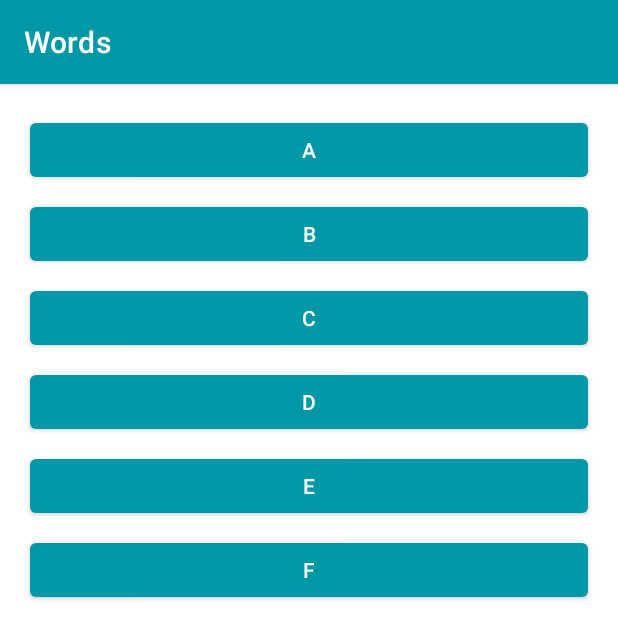
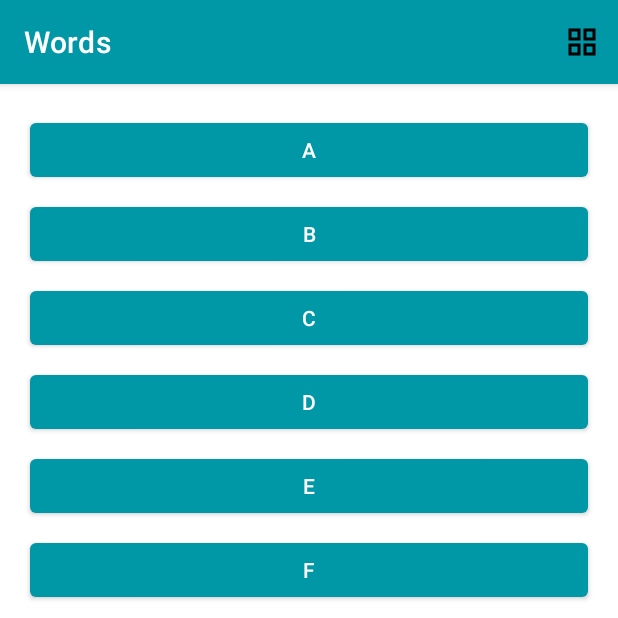
Before and after one commit to jzihao97/ActivityAndIntents, an Android app: the screen it shows after launch (MainActivity), on a phone screen of 412 x 824 dp, the top half of it. Run offline under Robolectric (Android 15) with nearby library versions, the phone set to English and light mode, and no system bars.

Commit message:
Added menu icon to show different layout

```diff
--- a/app/src/main/java/com/example/wordsapp/DetailActivity.kt
+++ b/app/src/main/java/com/example/wordsapp/DetailActivity.kt
@@ -26,6 +26,7 @@ class DetailActivity : AppCompatActivity() {
 
     companion object {
         const val LETTER = "letter"
+        const val SEARCH_PREFIX = "https://www.google.com/search?q="
     }
     override fun onCreate(savedInstanceState: Bundle?) {
         super.onCreate(savedInstanceState)
--- a/app/src/main/java/com/example/wordsapp/MainActivity.kt
+++ b/app/src/main/java/com/example/wordsapp/MainActivity.kt
@@ -16,7 +16,11 @@
 package com.example.wordsapp
 
 import android.os.Bundle
+import android.view.Menu
+import android.view.MenuItem
 import androidx.appcompat.app.AppCompatActivity
+import androidx.core.content.ContextCompat
+import androidx.recyclerview.widget.GridLayoutManager
 import androidx.recyclerview.widget.LinearLayoutManager
 import androidx.recyclerview.widget.RecyclerView
 import com.example.wordsapp.databinding.ActivityMainBinding
@@ -26,6 +30,7 @@ import com.example.wordsapp.databinding.ActivityMainBinding
  */
 class MainActivity : AppCompatActivity() {
     private lateinit var recyclerView: RecyclerView
+    private var isLinearLayoutManager = true
 
     override fun onCreate(savedInstanceState: Bundle?) {
         super.onCreate(savedInstanceState)
@@ -34,9 +39,63 @@ class MainActivity : AppCompatActivity() {
         setContentView(binding.root)
 
         recyclerView = binding.recyclerView
-        // Sets the LinearLayoutManager of the recyclerview
-        recyclerView.layoutManager = LinearLayoutManager(this)
+        // Sets the default Layout of the recyclerview
+        chooseLayout()
+    }
+
+    override fun onCreateOptionsMenu(menu: Menu?): Boolean {
+        menuInflater.inflate(R.menu.layout_menu, menu)
+
+        val layoutButton = menu?.findItem(R.id.action_switch_layout)
+        // Calls code to set the icon based on the LinearLayoutManager of the RecyclerView
+        setIcon(layoutButton)
+
+        return true
+    }
+
+    private fun chooseLayout() {
+        if (isLinearLayoutManager) {
+            recyclerView.layoutManager = LinearLayoutManager(this)
+        } else {
+            recyclerView.layoutManager = GridLayoutManager(this, 4)
+        }
         recyclerView.adapter = LetterAdapter()
     }
 
+    private fun setIcon(menuItem: MenuItem?) {
+        if (menuItem == null)
+            return
+
+        // Set the drawable for the menu icon based on which LayoutManager is currently in use
+
+        // An if-clause can be used on the right side of an assignment if all paths return a value.
+        // The following code is equivalent to
+        // if (isLinearLayoutManager)
+        //     menu.icon = ContextCompat.getDrawable(this, R.drawable.ic_grid_layout)
+        // else menu.icon = ContextCompat.getDrawable(this, R.drawable.ic_linear_layout)
+        menuItem.icon =
+            if (isLinearLayoutManager)
+                ContextCompat.getDrawable(this, R.drawable.ic_grid_layout)
+            else ContextCompat.getDrawable(this, R.drawable.ic_linear_layout)
+    }
+
+    override fun onOptionsItemSelected(item: MenuItem): Boolean {
+        return when (item.itemId) {
+            R.id.action_switch_layout -> {
+                // Sets isLinearLayoutManager (a Boolean) to the opposite value
+                isLinearLayoutManager = !isLinearLayoutManager
+                // Sets layout and icon
+                chooseLayout()
+                setIcon(item)
+
+                return true
+            }
+            //  Otherwise, do nothing and use the core event handling
+
+            // when clauses require that all possible paths be accounted for explicitly,
+            //  for instance both the true and false cases if the value is a Boolean,
+            //  or an else to catch all unhandled cases.
+            else -> super.onOptionsItemSelected(item)
+        }
+    }
 }
--- /dev/null
+++ b/app/src/main/res/drawable/ic_grid_layout.xml
@@ -0,0 +1,6 @@
+<vector android:height="24dp" android:tint="#000000"
+    android:viewportHeight="24" android:viewportWidth="24"
+    android:width="24dp" xmlns:android="http://schemas.android.com/apk/res/android">
+    <path android:fillColor="@android:color/white"
+        android:fillType="evenOdd" android:pathData="M3,3v8h8L11,3L3,3zM9,9L5,9L5,5h4v4zM3,13v8h8v-8L3,13zM9,19L5,19v-4h4v4zM13,3v8h8L21,3h-8zM19,9h-4L15,5h4v4zM13,13v8h8v-8h-8zM19,19h-4v-4h4v4z"/>
+</vector>
--- /dev/null
+++ b/app/src/main/res/drawable/ic_linear_layout.xml
@@ -0,0 +1,5 @@
+<vector android:height="24dp" android:tint="#000000"
+    android:viewportHeight="24" android:viewportWidth="24"
+    android:width="24dp" xmlns:android="http://schemas.android.com/apk/res/android">
+    <path android:fillColor="@android:color/white" android:pathData="M4,15h16v-2L4,13v2zM4,19h16v-2L4,17v2zM4,11h16L20,9L4,9v2zM4,5v2h16L20,5L4,5z"/>
+</vector>
--- /dev/null
+++ b/app/src/main/res/menu/layout_menu.xml
@@ -0,0 +1,7 @@
+<menu xmlns:android="http://schemas.android.com/apk/res/android"
+    xmlns:app="http://schemas.android.com/apk/res-auto">
+    <item android:id="@+id/action_switch_layout"
+        android:title="@string/action_switch_layout"
+        android:icon="@drawable/ic_linear_layout"
+        app:showAsAction="always" />
+</menu>
```
Also changed, not shown: app/src/main/java/com/example/wordsapp/WordAdapter.kt (+7 -1 lines).
